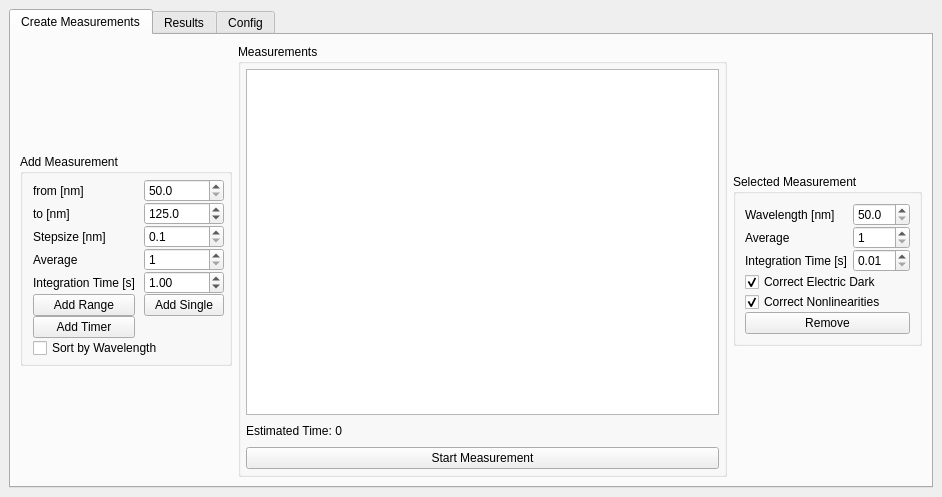
The window that GUI/dependencies/mainWindow.ui (Davidxdydz/VUVControl) describes before a commit, drawn with Qt 5.
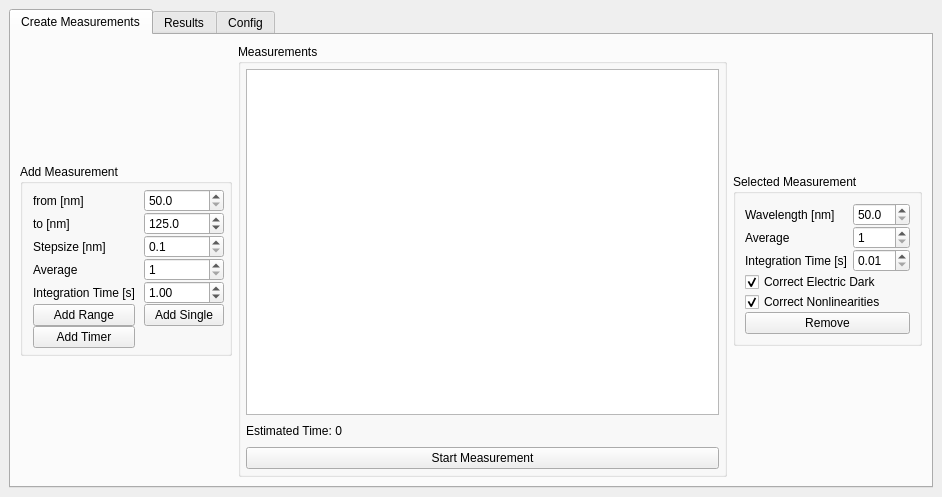
The same window after the commit.

Commit message: implemented manual sorting

```diff
--- a/GUI/dependencies/mainWindow.ui
+++ b/GUI/dependencies/mainWindow.ui
@@ -404,13 +404,6 @@
                  </property>
                 </widget>
                </item>
-               <item row="7" column="0" colspan="2">
-                <widget class="QCheckBox" name="sortCheckBox">
-                 <property name="text">
-                  <string>Sort by Wavelength</string>
-                 </property>
-                </widget>
-               </item>
                <item row="4" column="1">
                 <widget class="QDoubleSpinBox" name="integrationSpinBox">
                  <property name="minimum">
```
Left out of the diff: 177 changed lines with no effect on the pictures. The commit also changes 2 other files.
